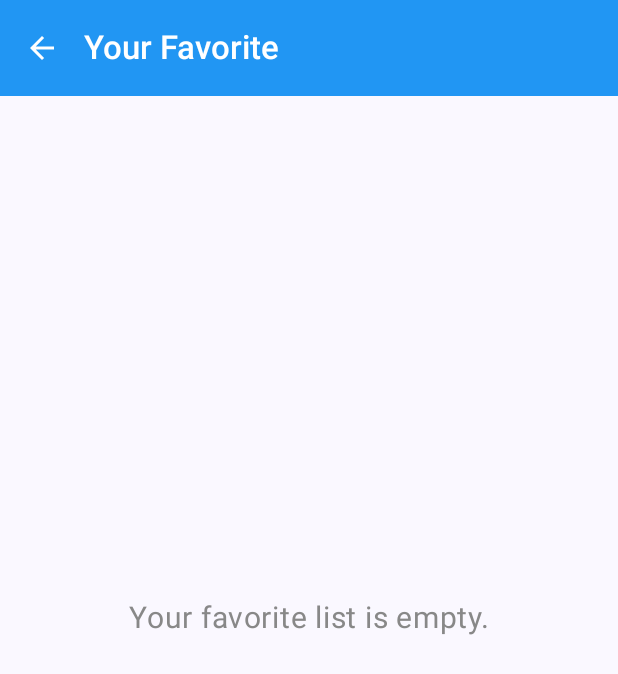
After one commit to axlrxlr/JetpackComposeSub, an Android app built with Jetpack Compose: the MyFavoriteList screen opened through its navigation route, on a phone screen of 412 x 824 dp. The commit adds this screen. Shown: the top 674 px of the screen. Run offline under Robolectric (Android 15) with nearby library versions, the phone set to English and light mode, and no system bars; our stand-ins replace Room's generated code.

Commit message:
Favorite List OK!

```diff
--- a/app/src/main/java/com/mizu/jetpackcomposesub/MainActivity.kt
+++ b/app/src/main/java/com/mizu/jetpackcomposesub/MainActivity.kt
@@ -42,6 +42,9 @@ class MainActivity : ComponentActivity() {
                         composable("profile"){
                             MyProfile(navController = navController)
                         }
+                        composable("favorite"){
+                            MyFavoriteList(navController = navController, favoriteViewModel = favoriteViewModel, componentActivity = componentActivity)
+                        }
                         composable("detailAnime/{id}", arguments = listOf(navArgument("id"){type= NavType.IntType})){
                             navBackStackEntry -> MyAnimeDetail(id = navBackStackEntry.arguments?.getInt("id")!!, navController = navController)
                         }
--- a/app/src/main/java/com/mizu/jetpackcomposesub/MyAnimeList.kt
+++ b/app/src/main/java/com/mizu/jetpackcomposesub/MyAnimeList.kt
@@ -93,11 +93,10 @@ fun MyAnimeList(
             val searchKey = animeViewModel.searchQuery
             item {
                 Text(
-                    modifier = modifier
-                        .padding(start = 10.dp, top = 10.dp),
+                    modifier = Modifier.padding(start = 10.dp),
                     text = if(searchKey.isNotEmpty()) "Anime by title '$searchKey'" else "Currently Airing",
                     fontWeight = FontWeight.Bold,
-                    fontSize = 24.sp
+                    fontSize = 24.sp,
                 )
             }
             itemsIndexed(animeViewModel.animeListItem){ _, item ->
@@ -129,9 +128,9 @@ fun TopBar(
         },
         actions = {
             IconButton(onClick = {
-                navController.navigate("profile")
+                navController.navigate("favorite")
             }) {
-                Icon(imageVector = Icons.Filled.Favorite, contentDescription = "Profil")
+                Icon(imageVector = Icons.Filled.Favorite, contentDescription = "Favorit")
             }
             IconButton(onClick = {
                 navController.navigate("profile")
--- /dev/null
+++ b/app/src/main/java/com/mizu/jetpackcomposesub/MyFavoriteList.kt
@@ -0,0 +1,104 @@
+package com.mizu.jetpackcomposesub
+
+import androidx.activity.ComponentActivity
+import androidx.compose.foundation.layout.Box
+import androidx.compose.foundation.layout.fillMaxSize
+import androidx.compose.foundation.layout.padding
+import androidx.compose.foundation.lazy.LazyColumn
+import androidx.compose.foundation.lazy.itemsIndexed
+import androidx.compose.material.icons.Icons
+import androidx.compose.material.icons.filled.ArrowBack
+import androidx.compose.material3.ExperimentalMaterial3Api
+import androidx.compose.material3.Icon
+import androidx.compose.material3.IconButton
+import androidx.compose.material3.Scaffold
+import androidx.compose.material3.Text
+import androidx.compose.material3.TopAppBar
+import androidx.compose.material3.TopAppBarDefaults
+import androidx.compose.runtime.Composable
+import androidx.compose.runtime.LaunchedEffect
+import androidx.compose.runtime.mutableStateOf
+import androidx.compose.runtime.remember
+import androidx.compose.ui.*
+import androidx.compose.ui.graphics.Color
+import androidx.compose.ui.res.colorResource
+import androidx.compose.ui.res.stringResource
+import androidx.compose.ui.text.font.FontWeight
+import androidx.compose.ui.text.style.TextAlign
+import androidx.compose.ui.unit.dp
+import androidx.compose.ui.unit.sp
+import androidx.navigation.NavController
+import com.mizu.jetpackcomposesub.database.FavoriteAnime
+import com.mizu.jetpackcomposesub.database.FavoriteViewModel
+import com.mizu.jetpackcomposesub.ui.components.FavoriteListItem
+
+
+@Composable
+fun MyFavoriteList(
+    navController: NavController,
+    favoriteViewModel: FavoriteViewModel,
+    componentActivity: ComponentActivity,
+){
+    val data = remember { mutableStateOf(listOf<FavoriteAnime>()) }
+
+    LaunchedEffect(true) {
+        favoriteViewModel.getFavoriteAnime()?.observe(componentActivity) { favorites ->
+            data.value = favorites
+        }
+    }
+    Scaffold(
+        topBar = { TopBarFavorite(navController = navController)}
+    ) {
+        if(data.value.isNotEmpty()){
+            LazyColumn(modifier = Modifier.padding(it)){
+                itemsIndexed(data.value){ _, item ->
+                    FavoriteListItem(data = item, navController = navController, favoriteViewModel = favoriteViewModel, componentActivity = componentActivity)
+                }
+            }
+        }else{
+            Box(
+                modifier = Modifier.fillMaxSize(),
+                contentAlignment = Alignment.Center
+            ) {
+                Text(
+                    modifier = Modifier.padding(16.dp),
+                    text = stringResource(R.string.empty_list),
+                    fontSize = 20.sp,
+                    color = Color.Gray,
+                    textAlign = TextAlign.Center
+                )
+            }
+        }
+    }
+
+}
+
+@OptIn(ExperimentalMaterial3Api::class)
+@Composable
+fun TopBarFavorite(
+    navController: NavController
+){
+    val topAppBarColors = TopAppBarDefaults.topAppBarColors(
+        containerColor = colorResource(id = R.color.blue), // Replace Color.Red with your desired background color
+        titleContentColor = Color.White, // Replace Color.White with your desired content color
+        actionIconContentColor = Color.White,
+        navigationIconContentColor = Color.White
+    )
+    TopAppBar(
+        modifier = Modifier,
+        title = {
+            Text(text = stringResource(R.string.your_favorite), fontWeight = FontWeight.SemiBold)
+        },
+        colors = topAppBarColors,
+        navigationIcon = {
+            IconButton(onClick = {
+                navController.navigateUp()
+            }) {
+                Icon(
+                    imageVector = Icons.Filled.ArrowBack,
+                    contentDescription = "Back"
+                )
+            }
+        }
+    )
+}
--- a/app/src/main/res/values/strings.xml
+++ b/app/src/main/res/values/strings.xml
@@ -5,5 +5,7 @@
     <string name="my_profile">My Profile</string>
     <string name="search_for_anime">Search for anime</string>
     <string name="search_anime">Search Anime..</string>
+    <string name="empty_list">Your favorite list is empty.</string>
+    <string name="your_favorite">Your Favorite</string>
 
 </resources>
```
Also changed, not shown: app/src/main/java/com/mizu/jetpackcomposesub/ui/components/AnimeListItem.kt (+80 -0 lines).
